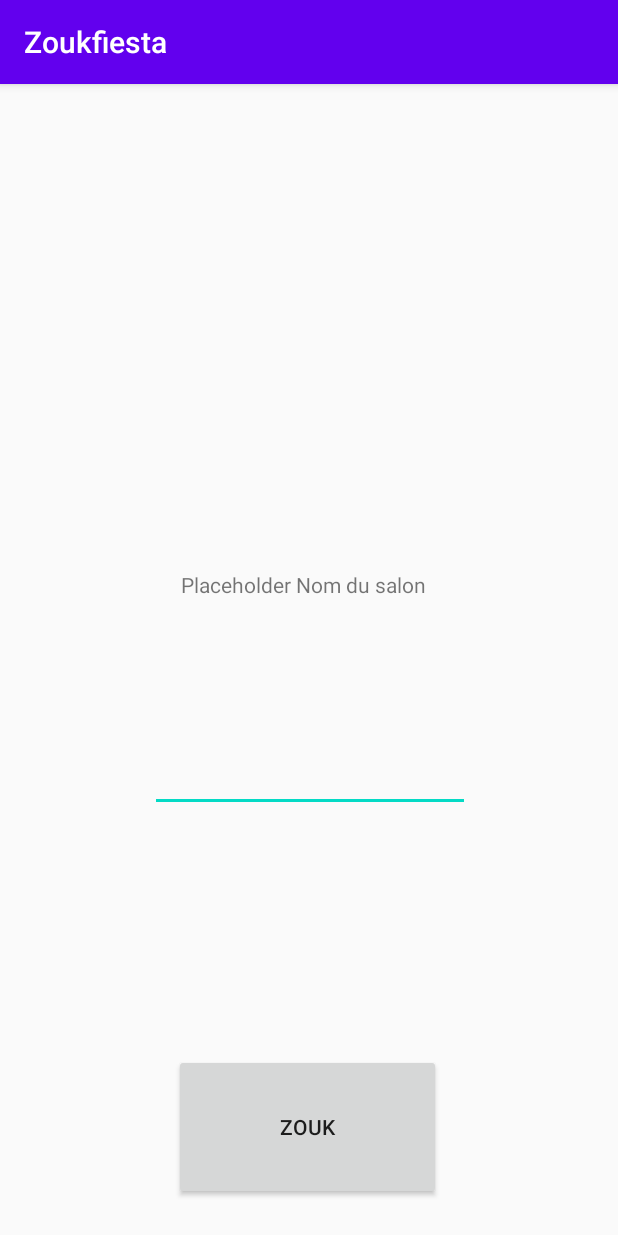
After one commit to alexocisson/zoukfiesta, an Android app: the ConnectionActivity screen opened directly, with no data from a screen before it, on a phone screen of 412 x 824 dp. The commit adds this screen. Run offline under Robolectric (Android 15) with nearby library versions, the phone set to English and light mode, and no system bars; 1 statement that could not run was skipped.

Commit message:
Ajout Activité Connection + Fragment

```diff
--- a/code/app/src/main/AndroidManifest.xml
+++ b/code/app/src/main/AndroidManifest.xml
@@ -26,6 +26,7 @@
                 <category android:name="android.intent.category.LAUNCHER" />
             </intent-filter>
         </activity>
+        <activity android:name=".ConnectionActivity"></activity>
     </application>
 
 </manifest>
--- /dev/null
+++ b/code/app/src/main/java/ch/hearc/zoukfiesta/ConnectionActivity.kt
@@ -0,0 +1,12 @@
+package ch.hearc.zoukfiesta
+
+import android.os.Bundle
+import androidx.appcompat.app.AppCompatActivity
+
+class ConnectionActivity : AppCompatActivity(){
+    override fun onCreate(savedInstanceState: Bundle?) {
+        super.onCreate(savedInstanceState)
+
+        setContentView(R.layout.connection_activity)
+    }
+}
--- a/code/app/src/main/java/ch/hearc/zoukfiesta/MainActivity.kt
+++ b/code/app/src/main/java/ch/hearc/zoukfiesta/MainActivity.kt
@@ -1,6 +1,7 @@
 package ch.hearc.zoukfiesta
 import android.Manifest
 import android.content.Context
+import android.content.Intent
 import android.content.pm.PackageManager
 import android.os.Bundle
 import android.text.TextUtils
@@ -9,6 +10,7 @@ import android.view.View
 import android.widget.*
 import androidx.appcompat.app.AppCompatActivity
 import androidx.core.content.ContextCompat
+import ch.hearc.zoukfiesta.fragments.ConnectionFragment
 import com.google.android.gms.nearby.Nearby
 import com.google.android.gms.nearby.connection.*
 import kotlin.random.Random
@@ -41,8 +43,8 @@ class MainActivity : AppCompatActivity() {
     var simpleAdapter : SimpleAdapter? = null
 
     private var addGarbageButton: Button? = null
-    private var garbageListView: ListView? = null
-    private var garbageSearchView: SearchView? = null
+    private var endpointListView: ListView? = null
+    private var endpointSearchView: SearchView? = null
     private var nearbyEndPointAdapter: NearbyEndPointAdapter? = null
 
     override fun onCreate(savedInstanceState: Bundle?) {
@@ -65,8 +67,8 @@ class MainActivity : AppCompatActivity() {
      */
     private fun retrieveViews() {
         addGarbageButton = findViewById<View>(R.id.addGarbageButton) as Button
-        garbageListView = findViewById<View>(R.id.garbageListView) as ListView
-        garbageSearchView = findViewById<View>(R.id.garbageSearchView) as SearchView
+        endpointListView = findViewById<View>(R.id.garbageListView) as ListView
+        endpointSearchView = findViewById<View>(R.id.garbageSearchView) as SearchView
     }
 
     /**
@@ -80,7 +82,7 @@ class MainActivity : AppCompatActivity() {
         nearbyEndPointAdapter = NearbyEndPointAdapter(this)
 
         // Tell by which adapter we will handle our list
-        garbageListView!!.adapter = nearbyEndPointAdapter
+        endpointListView!!.adapter = nearbyEndPointAdapter
 
         // See a garbage details when clicking on it
 //        garbageListView!!.onItemClickListener = AdapterView.OnItemClickListener { parent, view, position, id ->
@@ -94,11 +96,22 @@ class MainActivity : AppCompatActivity() {
 //        }
 
         // Miscellaneous configuration for our search view
-        garbageSearchView!!.isSubmitButtonEnabled = true
-        garbageSearchView!!.queryHint = "Endpoint name..."
+        endpointSearchView!!.isSubmitButtonEnabled = true
+        endpointSearchView!!.queryHint = "Endpoint name..."
+
+        endpointListView!!.onItemClickListener = AdapterView.OnItemClickListener { parent, view, position, id ->
+            val endpoint = endpointListView!!.getItemAtPosition(position) as NearbyEndpoint
+
+            val intent = Intent(this, ConnectionActivity::class.java)
+
+            intent.putExtra("endpointName", endpoint.name)
+
+            startActivity(intent)
+
+        }
 
         // The core for the search view: what to do when the text change!
-        garbageSearchView!!.setOnQueryTextListener(object : SearchView.OnQueryTextListener {
+        endpointSearchView!!.setOnQueryTextListener(object : SearchView.OnQueryTextListener {
 
             override fun onQueryTextSubmit(query: String): Boolean {
                 // Do nothing when clicking the submit button (displayed ">") -> return false
--- /dev/null
+++ b/code/app/src/main/java/ch/hearc/zoukfiesta/fragments/ConnectionFragment.kt
@@ -0,0 +1,56 @@
+package ch.hearc.zoukfiesta.fragments
+import android.app.Activity
+import android.content.Intent
+import android.os.Bundle
+import android.text.TextUtils
+import android.view.LayoutInflater
+import android.view.View
+import android.view.ViewGroup
+import android.widget.*
+import androidx.fragment.app.Fragment
+import ch.hearc.zoukfiesta.R
+import kotlinx.android.synthetic.main.connection_fragment.*
+
+class ConnectionFragment : Fragment() {
+
+    private var fiestaNameTextView: TextView? = null
+
+
+
+    override fun onCreateView(inflater: LayoutInflater, container: ViewGroup?, savedInstanceState: Bundle?): View? {
+        // Inflate the layout for this fragment
+        return inflater.inflate(R.layout.connection_fragment, container, false)
+    }
+
+    override fun onActivityCreated(savedInstanceState: Bundle?) {
+        super.onActivityCreated(savedInstanceState)
+
+        retrieveViews(view!!)
+        setUpViews(activity!!)
+    }
+
+    /**
+     * Retrieve all views inside res/layout/garbage_list_fragment.xml.
+     */
+    private fun retrieveViews(view: View) {
+        fiestaNameTextView = view.findViewById<View>(R.id.fiestaName) as TextView
+    }
+
+    /**
+     * Construct our logic. What we wants is the following:
+     *
+     * - being able to filter the garbage list;
+     * - being able to see a garbage details by clicking an item in the list;
+     * - being able to start the creation of a new garbage by clicking the "Add" button.
+     */
+    private fun setUpViews(activity: Activity) {
+        val fiestaName = activity.intent.getStringExtra("endpointName")
+        fiestaNameTextView!!.text = fiestaName.toString()
+    }
+
+    override fun onResume() {
+        // Important! Refresh our list when we return to this activity (from another one)
+
+        super.onResume()
+    }
+}
--- /dev/null
+++ b/code/app/src/main/res/layout/connection_activity.xml
@@ -0,0 +1,14 @@
+<?xml version="1.0" encoding="utf-8"?>
+<androidx.constraintlayout.widget.ConstraintLayout xmlns:android="http://schemas.android.com/apk/res/android"
+    android:layout_width="match_parent"
+    android:layout_height="match_parent"
+    xmlns:tools="http://schemas.android.com/tools"
+    tools:context="ch.hearc.zoukfiesta.ConnectionActivity">
+
+    <fragment
+        android:layout_width="match_parent"
+        android:layout_height="match_parent"
+        android:name="ch.hearc.zoukfiesta.fragments.ConnectionFragment"
+        android:id="@+id/fragment" />
+
+</androidx.constraintlayout.widget.ConstraintLayout>
--- /dev/null
+++ b/code/app/src/main/res/layout/connection_fragment.xml
@@ -0,0 +1,50 @@
+<?xml version="1.0" encoding="utf-8"?>
+<androidx.constraintlayout.widget.ConstraintLayout xmlns:android="http://schemas.android.com/apk/res/android"
+    xmlns:app="http://schemas.android.com/apk/res-auto"
+    xmlns:tools="http://schemas.android.com/tools"
+    android:id="@+id/constraintLayout"
+    android:layout_width="match_parent"
+    android:layout_height="match_parent"
+    tools:context="ch.hearc.zoukfiesta.fragments.ConnectionFragment">
+
+    <EditText
+        android:id="@+id/password"
+        android:layout_width="wrap_content"
+        android:layout_height="wrap_content"
+        android:layout_marginStart="100dp"
+        android:layout_marginTop="440dp"
+        android:ems="10"
+        android:inputType="textPassword"
+        app:layout_constraintBottom_toBottomOf="parent"
+        app:layout_constraintStart_toStartOf="parent"
+        app:layout_constraintTop_toTopOf="parent"
+        app:layout_constraintVertical_bias="0.0" />
+
+    <TextView
+        android:id="@+id/fiestaName"
+        android:layout_width="wrap_content"
+        android:layout_height="wrap_content"
+        android:layout_marginStart="120dp"
+        android:layout_marginTop="324dp"
+        android:layout_marginEnd="127dp"
+        android:text="Placeholder Nom du salon"
+        app:layout_constraintBottom_toTopOf="@+id/editTextTextPassword"
+        app:layout_constraintEnd_toEndOf="parent"
+        app:layout_constraintStart_toStartOf="parent"
+        app:layout_constraintTop_toTopOf="parent"
+        app:layout_constraintVertical_bias="0.041" />
+
+    <Button
+        android:id="@+id/startZouking"
+        android:layout_width="178dp"
+        android:layout_height="97dp"
+        android:layout_marginStart="116dp"
+        android:layout_marginTop="532dp"
+        android:layout_marginBottom="24dp"
+        android:text="Zouk"
+        app:layout_constraintBottom_toBottomOf="parent"
+        app:layout_constraintStart_toStartOf="parent"
+        app:layout_constraintTop_toBottomOf="@+id/editTextTextPassword"
+        app:layout_constraintVertical_bias="1.0"></Button>
+
+</androidx.constraintlayout.widget.ConstraintLayout>
```
